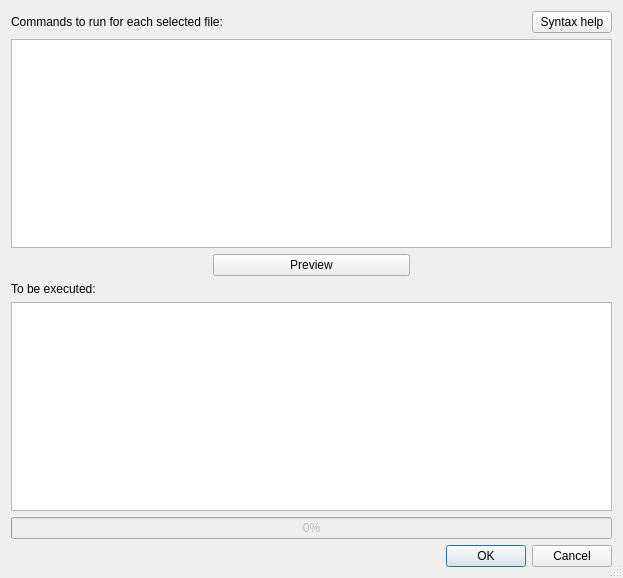
This is process.ui in gbizzotto/eptg as Qt 5 draws it before an edit. The edited form follows.
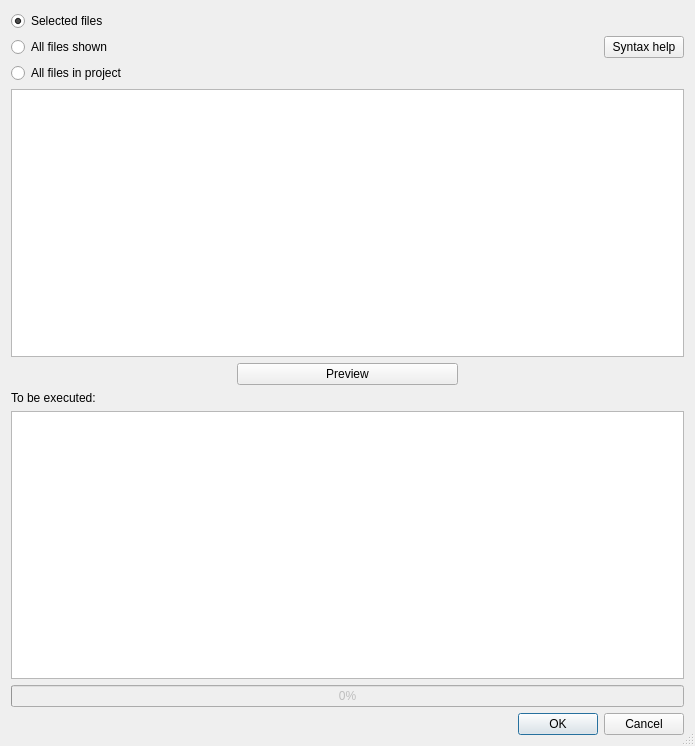
This is the edited form.

Commit message: Added selected/shown/project radio in Process dialog.

```diff
--- a/process.ui
+++ b/process.ui
@@ -6,8 +6,8 @@
    <rect>
     <x>0</x>
     <y>0</y>
-    <width>623</width>
-    <height>578</height>
+    <width>695</width>
+    <height>746</height>
    </rect>
   </property>
   <property name="windowTitle">
@@ -23,11 +23,32 @@
    <item>
     <layout class="QHBoxLayout" name="horizontalLayout_2">
      <item>
-      <widget class="QLabel" name="label">
-       <property name="text">
-        <string>Commands to run for each selected file:</string>
-       </property>
-      </widget>
+      <layout class="QVBoxLayout" name="verticalLayout_2">
+       <item>
+        <widget class="QRadioButton" name="selectedFilesRadio">
+         <property name="text">
+          <string>Selected files</string>
+         </property>
+         <property name="checked">
+          <bool>true</bool>
+         </property>
+        </widget>
+       </item>
+       <item>
+        <widget class="QRadioButton" name="shownFilesRadio">
+         <property name="text">
+          <string>All files shown</string>
+         </property>
+        </widget>
+       </item>
+       <item>
+        <widget class="QRadioButton" name="projectFilesRadio">
+         <property name="text">
+          <string>All files in project</string>
+         </property>
+        </widget>
+       </item>
+      </layout>
      </item>
      <item>
       <widget class="QPushButton" name="helpButton">
```
The commit also changes 6 other files.
